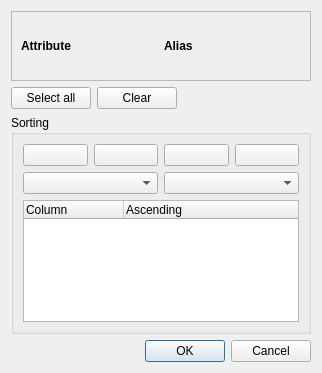
First picture: the form in src/ui/qgsattributeselectiondialogbase.ui, repository kadas-albireo/kadas-albireo, before the edit.
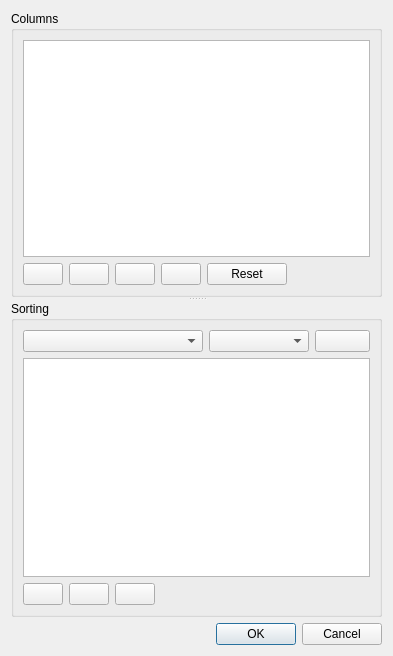
Second picture: the form after the edit. Icons and pictures are not drawn.

Commit message: [FEATURE][composer] Rework attribute tables to make tables more flexible. - Add support for reordering columns in a table (fix #5942) - Add support for expression based columns - Add support for setting column alignment (fix #2957) - Add support for setting column header alignment - Make sorting in tables correctly handle nulls, dates, times, locale aware string sorting This work also paves the way for future expansion of attribute tables to allow for setting column widths, column colors, etc.

```diff
--- a/src/ui/qgsattributeselectiondialogbase.ui
+++ b/src/ui/qgsattributeselectiondialogbase.ui
@@ -6,48 +6,175 @@
    <rect>
     <x>0</x>
     <y>0</y>
-    <width>322</width>
-    <height>373</height>
+    <width>393</width>
+    <height>656</height>
    </rect>
   </property>
   <property name="windowTitle">
    <string>Select attributes</string>
   </property>
   <layout class="QGridLayout" name="gridLayout_2">
+   <item row="0" column="0">
+    <widget class="QSplitter" name="splitter">
+     <property name="orientation">
+      <enum>Qt::Vertical</enum>
+     </property>
+     <widget class="QGroupBox" name="mAttributesGroupBox">
+      <property name="title">
+       <string>Columns</string>
+      </property>
+      <layout class="QGridLayout" name="gridLayout">
    <item row="1" column="0">
-    <widget class="QPushButton" name="mSelectAllButton">
+        <layout class="QHBoxLayout" name="horizontalLayout_2">
+         <item>
+          <widget class="QPushButton" name="mColumnUpPushButton">
      <property name="text">
-      <string>Select all</string>
-     </property>
-    </widget>
+            <string/>
+           </property>
+           <property name="icon">
+            <iconset resource="../../images/images.qrc">
+             <normaloff>:/images/themes/default/symbologyUp.png</normaloff>:/images/themes/default/symbologyUp.png</iconset>
+           </property>
+          </widget>
+         </item>
+         <item>
+          <widget class="QPushButton" name="mColumnDownPushButton">
+           <property name="text">
+            <string/>
+           </property>
+           <property name="icon">
+            <iconset resource="../../images/images.qrc">
+             <normaloff>:/images/themes/default/symbologyDown.png</normaloff>:/images/themes/default/symbologyDown.png</iconset>
+           </property>
+          </widget>
+         </item>
+         <item>
+          <widget class="QPushButton" name="mAddColumnPushButton">
+           <property name="text">
+            <string/>
+           </property>
+           <property name="icon">
+            <iconset resource="../../images/images.qrc">
+             <normaloff>:/images/themes/default/symbologyAdd.png</normaloff>:/images/themes/default/symbologyAdd.png</iconset>
+           </property>
+          </widget>
+         </item>
+         <item>
+          <widget class="QPushButton" name="mRemoveColumnPushButton">
+           <property name="text">
+            <string/>
+           </property>
+           <property name="icon">
+            <iconset resource="../../images/images.qrc">
+             <normaloff>:/images/themes/default/symbologyRemove.png</normaloff>:/images/themes/default/symbologyRemove.png</iconset>
+           </property>
+          </widget>
+         </item>
+         <item>
+          <widget class="QPushButton" name="mResetColumnsPushButton">
+           <property name="text">
+            <string>Reset</string>
+           </property>
+          </widget>
+         </item>
+        </layout>
    </item>
    <item row="1" column="1">
-    <widget class="QPushButton" name="mClearButton">
-     <property name="text">
-      <string>Clear</string>
-     </property>
-    </widget>
-   </item>
-   <item row="1" column="2">
     <spacer name="horizontalSpacer">
      <property name="orientation">
       <enum>Qt::Horizontal</enum>
      </property>
      <property name="sizeHint" stdset="0">
       <size>
-       <width>131</width>
+           <width>77</width>
        <height>20</height>
       </size>
      </property>
     </spacer>
    </item>
-   <item row="2" column="0" colspan="3">
+       <item row="0" column="0" colspan="2">
+        <widget class="QTableView" name="mColumnsTableView">
+         <property name="editTriggers">
+          <set>QAbstractItemView::AllEditTriggers</set>
+         </property>
+         <property name="showDropIndicator" stdset="0">
+          <bool>false</bool>
+         </property>
+         <property name="dragEnabled">
+          <bool>false</bool>
+         </property>
+         <property name="dragDropOverwriteMode">
+          <bool>false</bool>
+         </property>
+         <property name="dragDropMode">
+          <enum>QAbstractItemView::NoDragDrop</enum>
+         </property>
+         <property name="defaultDropAction">
+          <enum>Qt::IgnoreAction</enum>
+         </property>
+         <property name="selectionMode">
+          <enum>QAbstractItemView::SingleSelection</enum>
+         </property>
+         <property name="selectionBehavior">
+          <enum>QAbstractItemView::SelectRows</enum>
+         </property>
+         <property name="wordWrap">
+          <bool>false</bool>
+         </property>
+         <property name="cornerButtonEnabled">
+          <bool>false</bool>
+         </property>
+        </widget>
+       </item>
+      </layout>
+     </widget>
     <widget class="QGroupBox" name="mSortingGroupBox">
      <property name="title">
       <string>Sorting</string>
      </property>
-     <layout class="QGridLayout" name="gridLayout">
-      <item row="0" column="0" colspan="2">
+      <layout class="QGridLayout" name="gridLayout_3">
+       <item row="0" column="0">
+        <layout class="QHBoxLayout" name="horizontalLayout_3">
+         <item>
+          <widget class="QComboBox" name="mSortColumnComboBox">
+           <property name="minimumSize">
+            <size>
+             <width>180</width>
+             <height>0</height>
+            </size>
+           </property>
+          </widget>
+         </item>
+         <item>
+          <widget class="QComboBox" name="mOrderComboBox">
+           <property name="minimumSize">
+            <size>
+             <width>100</width>
+             <height>0</height>
+            </size>
+           </property>
+          </widget>
+         </item>
+         <item>
+          <widget class="QPushButton" name="mAddSortColumnPushButton">
+           <property name="maximumSize">
+            <size>
+             <width>16777215</width>
+             <height>16777215</height>
+            </size>
+           </property>
+           <property name="text">
+            <string/>
+           </property>
+           <property name="icon">
+            <iconset resource="../../images/images.qrc">
+             <normaloff>:/images/themes/default/symbologyAdd.png</normaloff>:/images/themes/default/symbologyAdd.png</iconset>
+           </property>
+          </widget>
+         </item>
+        </layout>
+       </item>
+       <item row="2" column="0">
        <layout class="QHBoxLayout" name="horizontalLayout">
         <item>
          <widget class="QPushButton" name="mUpPushButton">
@@ -72,18 +199,7 @@
          </widget>
         </item>
         <item>
-         <widget class="QPushButton" name="mAddPushButton">
-          <property name="text">
-           <string/>
-          </property>
-          <property name="icon">
-           <iconset resource="../../images/images.qrc">
-            <normaloff>:/images/themes/default/symbologyAdd.png</normaloff>:/images/themes/default/symbologyAdd.png</iconset>
-          </property>
-         </widget>
-        </item>
-        <item>
-         <widget class="QPushButton" name="mRemovePushButton">
+          <widget class="QPushButton" name="mRemoveSortColumnPushButton">
           <property name="text">
            <string/>
           </property>
@@ -93,32 +209,39 @@
           </property>
          </widget>
         </item>
+         <item>
+          <spacer name="horizontalSpacer_2">
+           <property name="orientation">
+            <enum>Qt::Horizontal</enum>
+           </property>
+           <property name="sizeHint" stdset="0">
+            <size>
+             <width>40</width>
+             <height>20</height>
+            </size>
+           </property>
+          </spacer>
+         </item>
        </layout>
       </item>
       <item row="1" column="0">
-       <widget class="QComboBox" name="mSortColumnComboBox"/>
-      </item>
-      <item row="1" column="1">
-       <widget class="QComboBox" name="mOrderComboBox"/>
-      </item>
-      <item row="2" column="0" colspan="2">
-       <widget class="QTreeWidget" name="mSortColumnTreeWidget">
-        <column>
-         <property name="text">
-          <string>Column</string>
+        <widget class="QTableView" name="mSortColumnTableView">
+         <property name="editTriggers">
+          <set>QAbstractItemView::AllEditTriggers</set>
          </property>
-        </column>
-        <column>
-         <property name="text">
-          <string>Ascending</string>
+         <property name="selectionMode">
+          <enum>QAbstractItemView::SingleSelection</enum>
          </property>
-        </column>
+         <property name="selectionBehavior">
+          <enum>QAbstractItemView::SelectRows</enum>
+         </property>
        </widget>
       </item>
      </layout>
     </widget>
+    </widget>
    </item>
-   <item row="3" column="0" colspan="3">
+   <item row="1" column="0">
     <widget class="QDialogButtonBox" name="buttonBox">
      <property name="orientation">
       <enum>Qt::Horizontal</enum>
@@ -128,61 +251,6 @@
      </property>
     </widget>
    </item>
-   <item row="0" column="0" colspan="3">
-    <widget class="QScrollArea" name="scrollArea">
-     <property name="widgetResizable">
-      <bool>true</bool>
-     </property>
-     <widget class="QWidget" name="scrollAreaWidgetContents">
-      <property name="geometry">
-       <rect>
-        <x>0</x>
-        <y>0</y>
-        <width>300</width>
-        <height>90</height>
-       </rect>
-      </property>
-      <layout class="QGridLayout" name="gridLayout_3">
-       <item row="0" column="0">
-        <layout class="QGridLayout" name="mAttributeGridLayout">
-         <property name="sizeConstraint">
-          <enum>QLayout::SetDefaultConstraint</enum>
-         </property>
-         <item row="0" column="0">
-          <widget class="QLabel" name="mAttributeLabel">
-           <property name="sizePolicy">
-            <sizepolicy hsizetype="Preferred" vsizetype="Fixed">
-             <horstretch>0</horstretch>
-             <verstretch>0</verstretch>
-            </sizepolicy>
-           </property>
-           <property name="text">
-            <string>&lt;b&gt;Attribute&lt;/b&gt;</string>
-           </property>
-          </widget>
-         </item>
-         <item row="0" column="1">
-          <widget class="QLabel" name="mAliasLabel">
-           <property name="sizePolicy">
-            <sizepolicy hsizetype="Preferred" vsizetype="Fixed">
-             <horstretch>0</horstretch>
-             <verstretch>0</verstretch>
-            </sizepolicy>
-           </property>
-           <property name="text">
-            <string>&lt;b&gt;Alias&lt;/b&gt;</string>
-           </property>
-           <property name="textFormat">
-            <enum>Qt::AutoText</enum>
-           </property>
-          </widget>
-         </item>
-        </layout>
-       </item>
-      </layout>
-     </widget>
-    </widget>
-   </item>
   </layout>
  </widget>
  <resources>
```
Left out of the diff: 4 changed lines with no effect on the pictures. Lines whose indentation alone changed are shown as unchanged. The commit also changes 23 other files.
